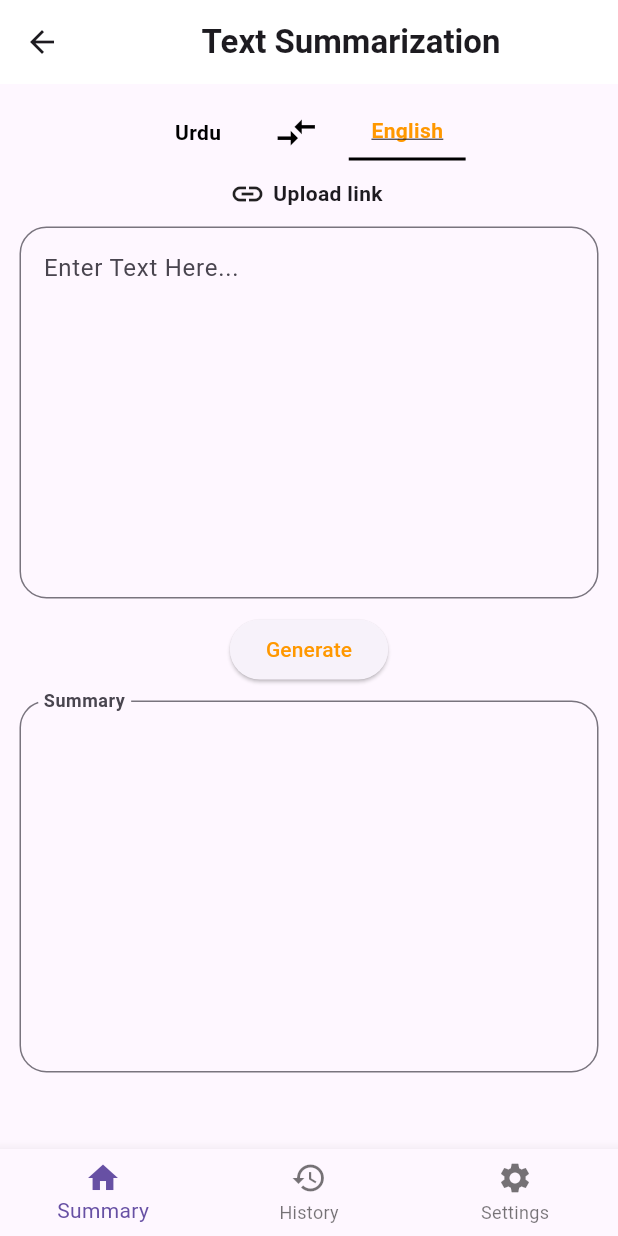
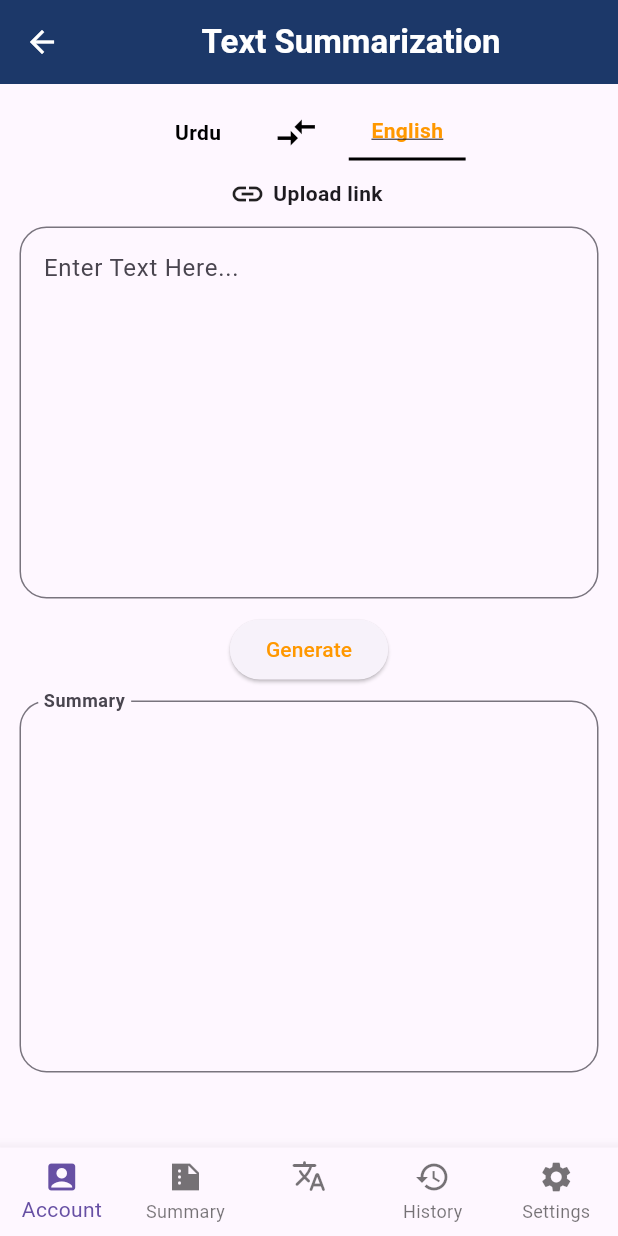
Before and after one commit to Wasiue03/linguotech, a Flutter app: the SummaryGeneratorScreen screen opened by its route, after a tap on "English", on a phone screen of 412 x 824 dp. Run offline on Flutter 3.47's test engine with Material 3 defaults, Android fonts, the phone set to English and light mode, and no system bars; our stand-ins replace cloud_firestore, firebase_auth, firebase_core, flutter_tts, google_sign_in, shared_preferences; accounts and stored records are empty.

Commit message:
changed navigation bar icons

```diff
--- a/lib/Screens/Summarization/summary.dart
+++ b/lib/Screens/Summarization/summary.dart
@@ -37,7 +37,8 @@ class _SummaryGeneratorScreenState extends State<SummaryGeneratorScreen> {
             style: TextStyle(fontWeight: FontWeight.bold),
           ),
         ),
-        backgroundColor: Colors.white,
+        backgroundColor: Color.fromARGB(255, 28, 56, 105),
+        foregroundColor: Colors.white,
       ),
       body: SingleChildScrollView(
         child: Padding(
--- a/lib/widgets/Nav_Bar/Navigation_bar.dart
+++ b/lib/widgets/Nav_Bar/Navigation_bar.dart
@@ -14,10 +14,19 @@ class _CustomBottomNavigationBarState extends State<CustomBottomNavigationBar> {
   @override
   Widget build(BuildContext context) {
     return BottomNavigationBar(
+      type: BottomNavigationBarType.fixed,
       items: const [
         BottomNavigationBarItem(
-          icon: Icon(Icons.home),
+          icon: Icon(Icons.account_box),
+          label: 'Account',
+        ),
+        BottomNavigationBarItem(
+          icon: Icon(Icons.summarize_sharp),
           label: 'Summary',
+        ),
+        BottomNavigationBarItem(
+          icon: Icon(Icons.translate_rounded),
+          label: '',
         ),
         BottomNavigationBarItem(
           icon: Icon(Icons.history),
@@ -41,12 +50,15 @@ class _CustomBottomNavigationBarState extends State<CustomBottomNavigationBar> {
   void navigateTo(int index, BuildContext context) {
     switch (index) {
       case 0:
+        Navigator.pushReplacementNamed(context, '/account');
+        break;
+      case 1:
         Navigator.pushReplacementNamed(context, '/summary');
         break;
-      case 1:
-        Navigator.pushReplacementNamed(context, '/history');
+      case 2:
+        Navigator.pushReplacementNamed(context, '/settings');
         break;
-      case 2:
+      case 3:
         Navigator.pushReplacementNamed(context, '/settings');
         break;
     }
```
